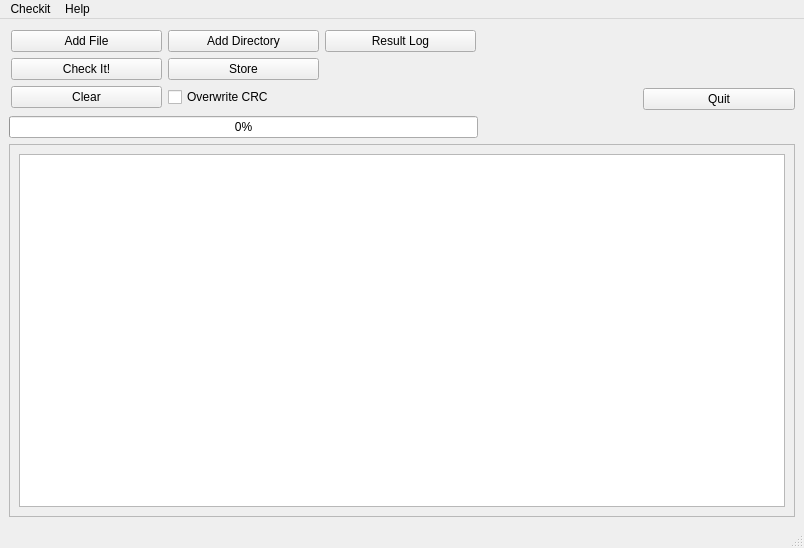
BoraxMan/checkitgui, file mainwindow.ui: the form before one commit.
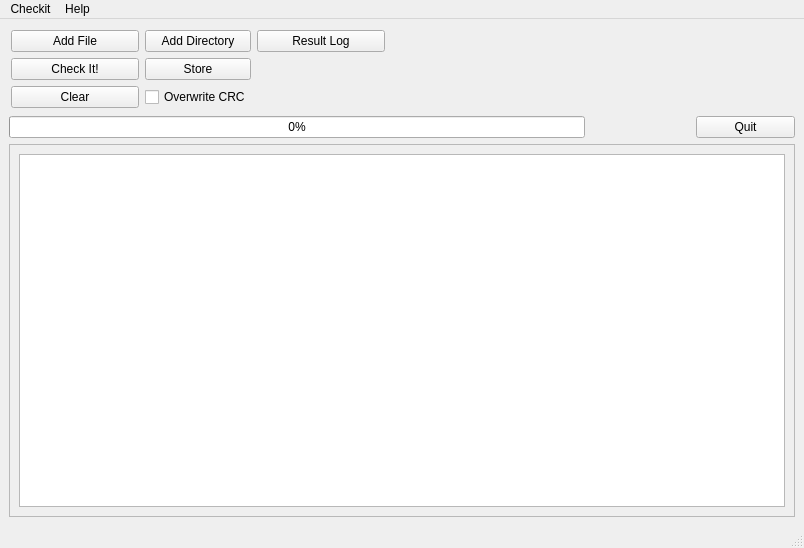
The form after the commit.

What changed in the file:
```diff
--- a/mainwindow.ui
+++ b/mainwindow.ui
@@ -90,32 +90,55 @@
       </property>
       <item row="1" column="0">
        <widget class="QPushButton" name="pushButton">
+        <property name="sizePolicy">
+         <sizepolicy hsizetype="Minimum" vsizetype="Fixed">
+          <horstretch>64</horstretch>
+          <verstretch>0</verstretch>
+         </sizepolicy>
+        </property>
+        <property name="minimumSize">
+         <size>
+          <width>128</width>
+          <height>0</height>
+         </size>
+        </property>
         <property name="text">
          <string>Check It!</string>
         </property>
        </widget>
       </item>
-      <item row="2" column="1">
-       <widget class="QCheckBox" name="overwriteCheckbox">
+      <item row="0" column="2">
+       <widget class="QPushButton" name="pushButtonErrorLog">
+        <property name="sizePolicy">
+         <sizepolicy hsizetype="Preferred" vsizetype="Preferred">
+          <horstretch>0</horstretch>
+          <verstretch>0</verstretch>
+         </sizepolicy>
+        </property>
+        <property name="minimumSize">
+         <size>
+          <width>128</width>
+          <height>0</height>
+         </size>
+        </property>
         <property name="text">
-         <string>Overwrite CRC</string>
+         <string>Result Log</string>
         </property>
        </widget>
       </item>
       <item row="0" column="0">
        <widget class="QPushButton" name="pushButton_2">
+        <property name="minimumSize">
+         <size>
+          <width>128</width>
+          <height>0</height>
+         </size>
+        </property>
         <property name="text">
          <string>Add File</string>
         </property>
        </widget>
       </item>
-      <item row="0" column="1">
-       <widget class="QPushButton" name="pushButton_3">
-        <property name="text">
-         <string>Add Directory</string>
-        </property>
-       </widget>
-      </item>
       <item row="2" column="0">
        <widget class="QPushButton" name="pushButton_6">
         <property name="text">
@@ -130,28 +153,461 @@
         </property>
        </widget>
       </item>
-      <item row="0" column="2">
-       <widget class="QPushButton" name="pushButtonErrorLog">
-        <property name="sizePolicy">
-         <sizepolicy hsizetype="Preferred" vsizetype="Preferred">
-          <horstretch>0</horstretch>
-          <verstretch>0</verstretch>
-         </sizepolicy>
+      <item row="2" column="1">
+       <widget class="QCheckBox" name="overwriteCheckbox">
+        <property name="text">
+         <string>Overwrite CRC</string>
         </property>
+       </widget>
+      </item>
+      <item row="0" column="3">
+       <widget class="QLabel" name="errorStatusLabel">
+        <property name="minimumSize">
+         <size>
+          <width>192</width>
+          <height>0</height>
+         </size>
+        </property>
+        <property name="palette">
+         <palette>
+          <active>
+           <colorrole role="WindowText">
+            <brush brushstyle="SolidPattern">
+             <color alpha="255">
+              <red>255</red>
+              <green>0</green>
+              <blue>0</blue>
+             </color>
+            </brush>
+           </colorrole>
+           <colorrole role="Button">
+            <brush brushstyle="SolidPattern">
+             <color alpha="255">
+              <red>219</red>
+              <green>32</green>
+              <blue>32</blue>
+             </color>
+            </brush>
+           </colorrole>
+           <colorrole role="Light">
+            <brush brushstyle="SolidPattern">
+             <color alpha="255">
+              <red>255</red>
+              <green>111</green>
+              <blue>111</blue>
+             </color>
+            </brush>
+           </colorrole>
+           <colorrole role="Midlight">
+            <brush brushstyle="SolidPattern">
+             <color alpha="255">
+              <red>237</red>
+              <green>71</green>
+              <blue>71</blue>
+             </color>
+            </brush>
+           </colorrole>
+           <colorrole role="Dark">
+            <brush brushstyle="SolidPattern">
+             <color alpha="255">
+              <red>109</red>
+              <green>16</green>
+              <blue>16</blue>
+             </color>
+            </brush>
+           </colorrole>
+           <colorrole role="Mid">
+            <brush brushstyle="SolidPattern">
+             <color alpha="255">
+              <red>146</red>
+              <green>21</green>
+              <blue>21</blue>
+             </color>
+            </brush>
+           </colorrole>
+           <colorrole role="Text">
+            <brush brushstyle="SolidPattern">
+             <color alpha="255">
+              <red>255</red>
+              <green>21</green>
+              <blue>21</blue>
+             </color>
+            </brush>
+           </colorrole>
+           <colorrole role="BrightText">
+            <brush brushstyle="SolidPattern">
+             <color alpha="255">
+              <red>255</red>
+              <green>255</green>
+              <blue>255</blue>
+             </color>
+            </brush>
+           </colorrole>
+           <colorrole role="ButtonText">
+            <brush brushstyle="SolidPattern">
+             <color alpha="255">
+              <red>0</red>
+              <green>0</green>
+              <blue>0</blue>
+             </color>
+            </brush>
+           </colorrole>
+           <colorrole role="Base">
+            <brush brushstyle="SolidPattern">
+             <color alpha="255">
+              <red>255</red>
+              <green>255</green>
+              <blue>255</blue>
+             </color>
+            </brush>
+           </colorrole>
+           <colorrole role="Window">
+            <brush brushstyle="SolidPattern">
+             <color alpha="255">
+              <red>219</red>
+              <green>32</green>
+              <blue>32</blue>
+             </color>
+            </brush>
+           </colorrole>
+           <colorrole role="Shadow">
+            <brush brushstyle="SolidPattern">
+             <color alpha="255">
+              <red>0</red>
+              <green>0</green>
+              <blue>0</blue>
+             </color>
+            </brush>
+           </colorrole>
+           <colorrole role="AlternateBase">
+            <brush brushstyle="SolidPattern">
+             <color alpha="255">
+              <red>237</red>
+              <green>143</green>
+              <blue>143</blue>
+             </color>
+            </brush>
+           </colorrole>
+           <colorrole role="ToolTipBase">
+            <brush brushstyle="SolidPattern">
+             <color alpha="255">
+              <red>255</red>
+              <green>255</green>
+              <blue>220</blue>
+             </color>
+            </brush>
+           </colorrole>
+           <colorrole role="ToolTipText">
+            <brush brushstyle="SolidPattern">
+             <color alpha="255">
+              <red>0</red>
+              <green>0</green>
+              <blue>0</blue>
+             </color>
+            </brush>
+           </colorrole>
+          </active>
+          <inactive>
+           <colorrole role="WindowText">
+            <brush brushstyle="SolidPattern">
+             <color alpha="255">
+              <red>255</red>
+              <green>0</green>
+              <blue>0</blue>
+             </color>
+            </brush>
+           </colorrole>
+           <colorrole role="Button">
+            <brush brushstyle="SolidPattern">
+             <color alpha="255">
+              <red>219</red>
+              <green>32</green>
+              <blue>32</blue>
+             </color>
+            </brush>
+           </colorrole>
+           <colorrole role="Light">
+            <brush brushstyle="SolidPattern">
+             <color alpha="255">
+              <red>255</red>
+              <green>111</green>
+              <blue>111</blue>
+             </color>
+            </brush>
+           </colorrole>
+           <colorrole role="Midlight">
+            <brush brushstyle="SolidPattern">
+             <color alpha="255">
+              <red>237</red>
+              <green>71</green>
+              <blue>71</blue>
+             </color>
+            </brush>
+           </colorrole>
+           <colorrole role="Dark">
+            <brush brushstyle="SolidPattern">
+             <color alpha="255">
+              <red>109</red>
+              <green>16</green>
+              <blue>16</blue>
+             </color>
+            </brush>
+           </colorrole>
+           <colorrole role="Mid">
+            <brush brushstyle="SolidPattern">
+             <color alpha="255">
+              <red>146</red>
+              <green>21</green>
+              <blue>21</blue>
+             </color>
+            </brush>
+           </colorrole>
+           <colorrole role="Text">
+            <brush brushstyle="SolidPattern">
+             <color alpha="255">
+              <red>255</red>
+              <green>21</green>
+              <blue>21</blue>
+             </color>
+            </brush>
+           </colorrole>
+           <colorrole role="BrightText">
+            <brush brushstyle="SolidPattern">
+             <color alpha="255">
+              <red>255</red>
+              <green>255</green>
+              <blue>255</blue>
+             </color>
+            </brush>
+           </colorrole>
+           <colorrole role="ButtonText">
+            <brush brushstyle="SolidPattern">
+             <color alpha="255">
+              <red>0</red>
+              <green>0</green>
+              <blue>0</blue>
+             </color>
+            </brush>
+           </colorrole>
+           <colorrole role="Base">
+            <brush brushstyle="SolidPattern">
+             <color alpha="255">
+              <red>255</red>
+              <green>255</green>
+              <blue>255</blue>
+             </color>
+            </brush>
+           </colorrole>
+           <colorrole role="Window">
+            <brush brushstyle="SolidPattern">
+             <color alpha="255">
+              <red>219</red>
+              <green>32</green>
+              <blue>32</blue>
+             </color>
+            </brush>
+           </colorrole>
+           <colorrole role="Shadow">
+            <brush brushstyle="SolidPattern">
+             <color alpha="255">
+              <red>0</red>
+              <green>0</green>
+              <blue>0</blue>
+             </color>
+            </brush>
+           </colorrole>
+           <colorrole role="AlternateBase">
+            <brush brushstyle="SolidPattern">
+             <color alpha="255">
+              <red>237</red>
+              <green>143</green>
+              <blue>143</blue>
+             </color>
+            </brush>
+           </colorrole>
+           <colorrole role="ToolTipBase">
+            <brush brushstyle="SolidPattern">
+             <color alpha="255">
+              <red>255</red>
+              <green>255</green>
+              <blue>220</blue>
+             </color>
+            </brush>
+           </colorrole>
+           <colorrole role="ToolTipText">
+            <brush brushstyle="SolidPattern">
+             <color alpha="255">
+              <red>0</red>
+              <green>0</green>
+              <blue>0</blue>
+             </color>
+            </brush>
+           </colorrole>
+          </inactive>
+          <disabled>
+           <colorrole role="WindowText">
+            <brush brushstyle="SolidPattern">
+             <color alpha="255">
+              <red>109</red>
+              <green>16</green>
+              <blue>16</blue>
+             </color>
+            </brush>
+           </colorrole>
+           <colorrole role="Button">
+            <brush brushstyle="SolidPattern">
+             <color alpha="255">
+              <red>219</red>
+              <green>32</green>
+              <blue>32</blue>
+             </color>
+            </brush>
+           </colorrole>
+           <colorrole role="Light">
+            <brush brushstyle="SolidPattern">
+             <color alpha="255">
+              <red>255</red>
+              <green>111</green>
+              <blue>111</blue>
+             </color>
+            </brush>
+           </colorrole>
+           <colorrole role="Midlight">
+            <brush brushstyle="SolidPattern">
+             <color alpha="255">
+              <red>237</red>
+              <green>71</green>
+              <blue>71</blue>
+             </color>
+            </brush>
+           </colorrole>
+           <colorrole role="Dark">
+            <brush brushstyle="SolidPattern">
+             <color alpha="255">
+              <red>109</red>
+              <green>16</green>
+              <blue>16</blue>
+             </color>
+            </brush>
+           </colorrole>
+           <colorrole role="Mid">
+            <brush brushstyle="SolidPattern">
+             <color alpha="255">
+              <red>146</red>
+              <green>21</green>
+              <blue>21</blue>
+             </color>
+            </brush>
+           </colorrole>
+           <colorrole role="Text">
+            <brush brushstyle="SolidPattern">
+             <color alpha="255">
+              <red>109</red>
+              <green>16</green>
+              <blue>16</blue>
+             </color>
+            </brush>
+           </colorrole>
+           <colorrole role="BrightText">
+            <brush brushstyle="SolidPattern">
+             <color alpha="255">
+              <red>255</red>
+              <green>255</green>
+              <blue>255</blue>
+             </color>
+            </brush>
+           </colorrole>
+           <colorrole role="ButtonText">
+            <brush brushstyle="SolidPattern">
+             <color alpha="255">
+              <red>109</red>
+              <green>16</green>
+              <blue>16</blue>
+             </color>
+            </brush>
+           </colorrole>
+           <colorrole role="Base">
+            <brush brushstyle="SolidPattern">
+             <color alpha="255">
+              <red>219</red>
+              <green>32</green>
+              <blue>32</blue>
+             </color>
+            </brush>
+           </colorrole>
+           <colorrole role="Window">
+            <brush brushstyle="SolidPattern">
+             <color alpha="255">
+              <red>219</red>
+              <green>32</green>
+              <blue>32</blue>
+             </color>
+            </brush>
+           </colorrole>
+           <colorrole role="Shadow">
+            <brush brushstyle="SolidPattern">
+             <color alpha="255">
+              <red>0</red>
+              <green>0</green>
+              <blue>0</blue>
+             </color>
+            </brush>
+           </colorrole>
+           <colorrole role="AlternateBase">
+            <brush brushstyle="SolidPattern">
+             <color alpha="255">
+              <red>219</red>
+              <green>32</green>
+              <blue>32</blue>
+             </color>
+            </brush>
+           </colorrole>
+           <colorrole role="ToolTipBase">
+            <brush brushstyle="SolidPattern">
+             <color alpha="255">
+              <red>255</red>
+              <green>255</green>
+              <blue>220</blue>
+             </color>
+            </brush>
+           </colorrole>
+           <colorrole role="ToolTipText">
+            <brush brushstyle="SolidPattern">
+             <color alpha="255">
+              <red>0</red>
+              <green>0</green>
+              <blue>0</blue>
+             </color>
+            </brush>
+           </colorrole>
+          </disabled>
+         </palette>
+        </property>
+        <property name="font">
+         <font>
+          <pointsize>13</pointsize>
+         </font>
+        </property>
         <property name="text">
-         <string>Result Log</string>
+         <string/>
+        </property>
+       </widget>
+      </item>
+      <item row="0" column="1">
+       <widget class="QPushButton" name="pushButton_3">
+        <property name="minimumSize">
+         <size>
+          <width>96</width>
+          <height>0</height>
+         </size>
+        </property>
+        <property name="text">
+         <string>Add Directory</string>
         </property>
        </widget>
       </item>
      </layout>
     </item>
-    <item row="3" column="4">
-     <widget class="QPushButton" name="pushButton_5">
-      <property name="text">
-       <string>Quit</string>
-      </property>
-     </widget>
-    </item>
     <item row="4" column="0" colspan="3">
      <widget class="QProgressBar" name="progressBar">
       <property name="value">
@@ -159,6 +615,13 @@
       </property>
      </widget>
     </item>
+    <item row="4" column="4">
+     <widget class="QPushButton" name="pushButton_5">
+      <property name="text">
+       <string>Quit</string>
+      </property>
+     </widget>
+    </item>
    </layout>
   </widget>
   <widget class="QStatusBar" name="statusbar"/>
@@ -189,6 +652,8 @@
     </property>
     <addaction name="actionManual"/>
     <addaction name="actionAbout"/>
+    <addaction name="separator"/>
+    <addaction name="actionAbout_Qt"/>
    </widget>
    <addaction name="menuCheckit"/>
    <addaction name="menuHelp"/>
@@ -258,6 +723,11 @@
     <string>Clear</string>
    </property>
   </action>
+  <action name="actionAbout_Qt">
+   <property name="text">
+    <string>About Qt</string>
+   </property>
+  </action>
  </widget>
  <resources/>
  <connections>
```
Left out of the diff: 80 changed lines with no effect on the pictures.
